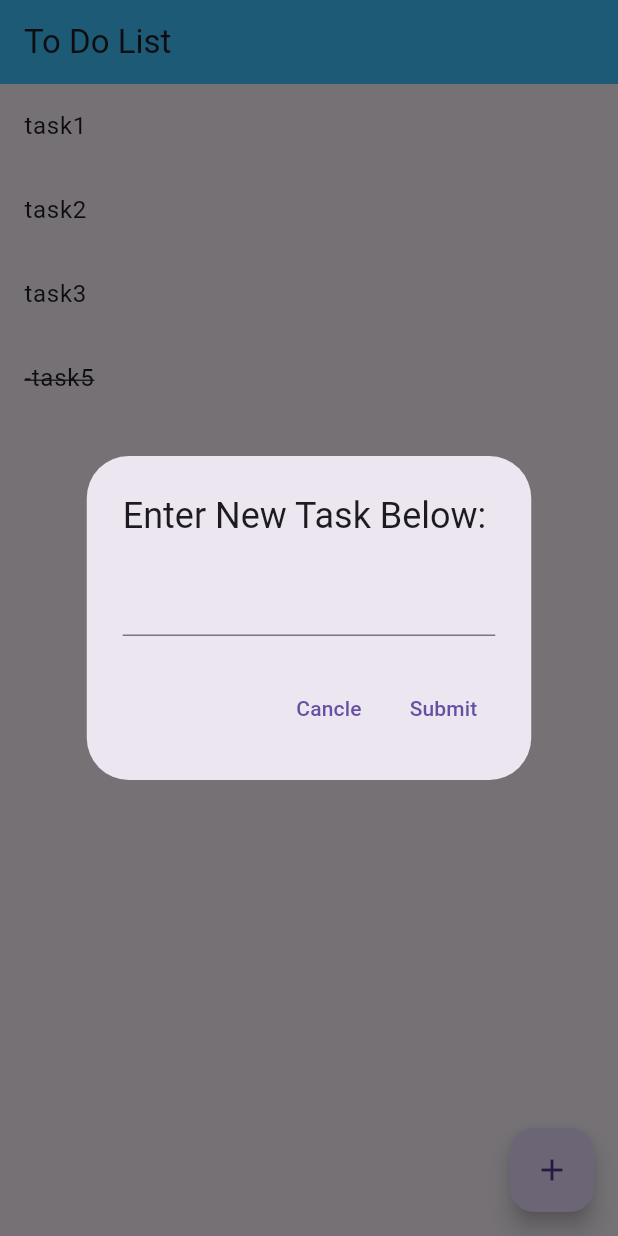
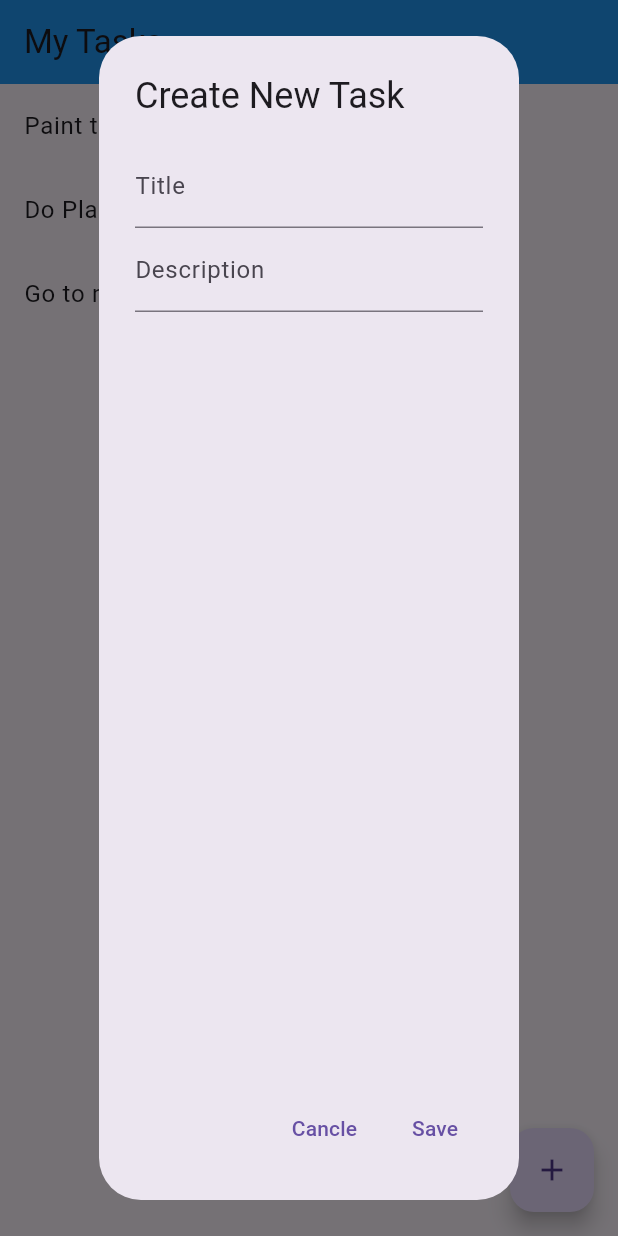
Before and after one commit to syam1310/todolist_app, a Flutter app: the screen it shows after launch, after a tap on the "add" icon, on a phone screen of 412 x 824 dp. Run offline on Flutter 3.47's test engine with Material 3 defaults, Android fonts, the phone set to English and light mode, and no system bars.

Commit message:
Adding description along with the title in my todolist app

```diff
--- a/lib/main.dart
+++ b/lib/main.dart
@@ -1,86 +1,129 @@
 import 'package:flutter/material.dart';
 
-void main(){
-  runApp(MaterialApp(home: MyHomePage(),));
-}
-class MyHomePage extends StatefulWidget {
-  @override
-  State<MyHomePage> createState() =>  _MyHomePageState();
+class ToDo {
+  final String title;
+  final String description;
+
+  const ToDo(this.title, this.description);
 }
 
-class _MyHomePageState extends State<MyHomePage> {
-  List<String> _todos = ['task1', 'task2', 'task3', "-task5"];
+List<ToDo> toDoList = [
+  ToDo("Paint the house", "Don't forget to use black color"),
+  ToDo("Do Plantation", "Don't forget to put some water"),
+  ToDo("Go to moon", "Don't forget to use rockets")
+];
 
-  void _addTodo(){
-    showDialog(
+void main() {
+  runApp(MaterialApp(
+    title: 'App',
+    home: TodosScreen(todos: toDoList),
+  ));
+}
+
+class TodosScreen extends StatefulWidget {
+  final List<ToDo> todos;
+
+  const TodosScreen({Key? key, required this.todos}) : super(key: key);
+
+  @override
+  State<TodosScreen> createState() => _TodosScreenState();
+}
+
+class _TodosScreenState extends State<TodosScreen> {
+  @override
+  Widget build(BuildContext context) {
+    return Scaffold(
+      appBar: AppBar(
+        title: const Text(
+          "My Tasks",
+        ),
+        backgroundColor: Colors.blue,
+      ),
+      body: ListView.builder(
+          itemCount: toDoList.length,
+          itemBuilder: (context, index) {
+            return ListTile(
+              title: Text(toDoList[index].title),
+              onTap: () {
+                Navigator.push(
+                    context,
+                    MaterialPageRoute(
+                        builder: (context) =>
+                            DetailScreen(todo: toDoList[index])));
+              },
+            );
+          }),
+      floatingActionButton: FloatingActionButton(
+        onPressed: () async {
+          final ToDo? newToDo = await showDialog(
               context: context,
               builder: (BuildContext context) {
-        String newTodo = '';
+                String? title;
+                String? description;
 
                 return AlertDialog(
-          title: Text("Enter New Task Below: "),
-          content: TextField(
-            onChanged: (value){
-              newTodo = value;
+                  title: const Text("Create New Task"),
+                  content: Column(
+                    children: <Widget>[
+                      TextField(
+                        onChanged: (value) {
+                          title = value;
                         },
+                        decoration: const InputDecoration(labelText: 'Title'),
+                      ),
+                      TextField(
+                        onChanged: (value) {
+                          description = value;
+                        },
+                        decoration:
+                            const InputDecoration(labelText: 'Description'),
+                      ),
+                    ],
                   ),
                   actions: <Widget>[
                     TextButton(
-              onPressed: (){
-                Navigator.of(context).pop();
+                        onPressed: () {
+                          Navigator.pop(context);
                         },
-              child: Text("Cancle")
-            ),
+                        child: Text("Cancle")),
                     TextButton(
-              onPressed: (){
-                setState(() {
-                  _todos.add(newTodo);
-                });
-                Navigator.of(context).pop();
+                        onPressed: () {
+                          if (title != null && description != null) {
+                            Navigator.pop(context, ToDo(title!, description!));
+                          }
                         },
-              child: Text("Submit")
-            )
+                        child: Text("Save"))
                   ],
                 );
               });
+          if (newToDo != null) {
+            setState(() {
+              toDoList.add(newToDo);
+            });
           }
+        },
+        child: const Icon(Icons.add),
+      ),
+    );
+  }
+}
+
+class DetailScreen extends StatelessWidget {
+  final ToDo todo;
+
+  const DetailScreen({Key? key, required this.todo}) : super(key: key);
 
   @override
   Widget build(BuildContext context) {
     return Scaffold(
       appBar: AppBar(
-        title: Text("To Do List"), backgroundColor: Colors.lightBlueAccent,
+        title: Text(todo.title),
+        backgroundColor: Colors.blue,
       ),
-      body: ListView.builder(
-        itemCount: _todos.length,
-        itemBuilder: (context, index){
-          final todo = _todos[index];
-
-          return ListTile(
-            title: Text(
-              todo,
-              style: TextStyle(
-                decoration: todo.startsWith("-") ? TextDecoration.lineThrough : TextDecoration.none
-              ),
-              ),
-            onTap: () {
-              setState(() {
-                if(todo.startsWith("-")){
-                  _todos[index] = todo.substring(2);
-                }else{
-                  _todos[index] = "- $todo";
-                }
-              });
-
-            },
-
-          );
-        }),
-        floatingActionButton: FloatingActionButton(
-          child: Icon(Icons.add),
-          onPressed: _addTodo,
+      body: Padding(
+        padding: const EdgeInsets.all(16.0),
+        child: Text(todo.description),
       ),
     );
   }
-
 }
```
Lines whose indentation alone changed are shown as unchanged.
